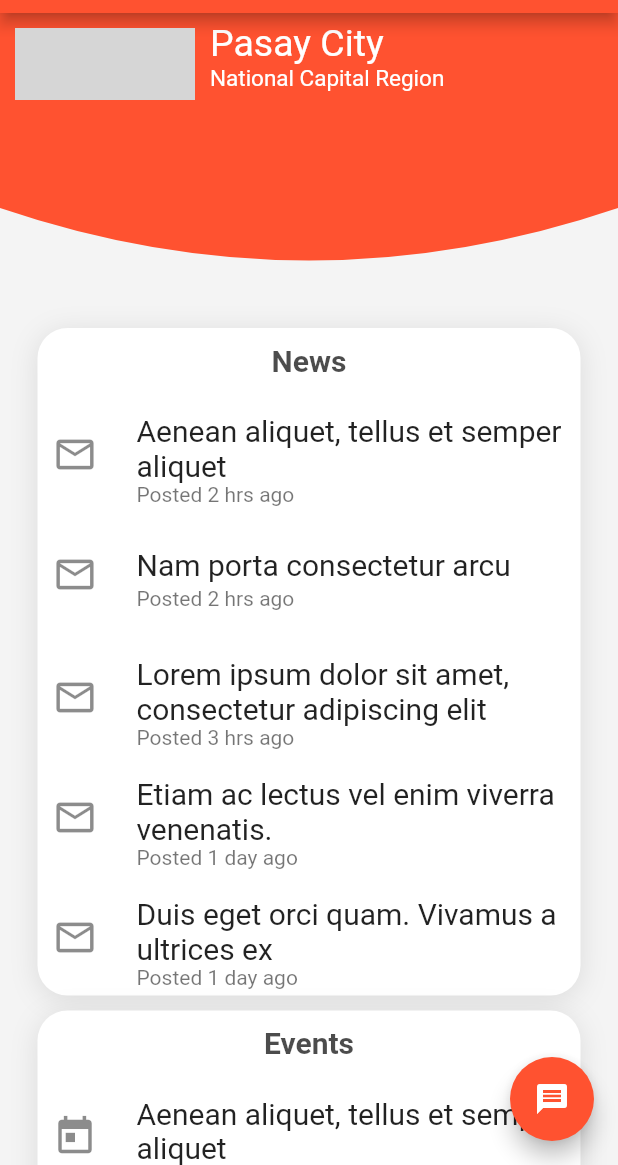
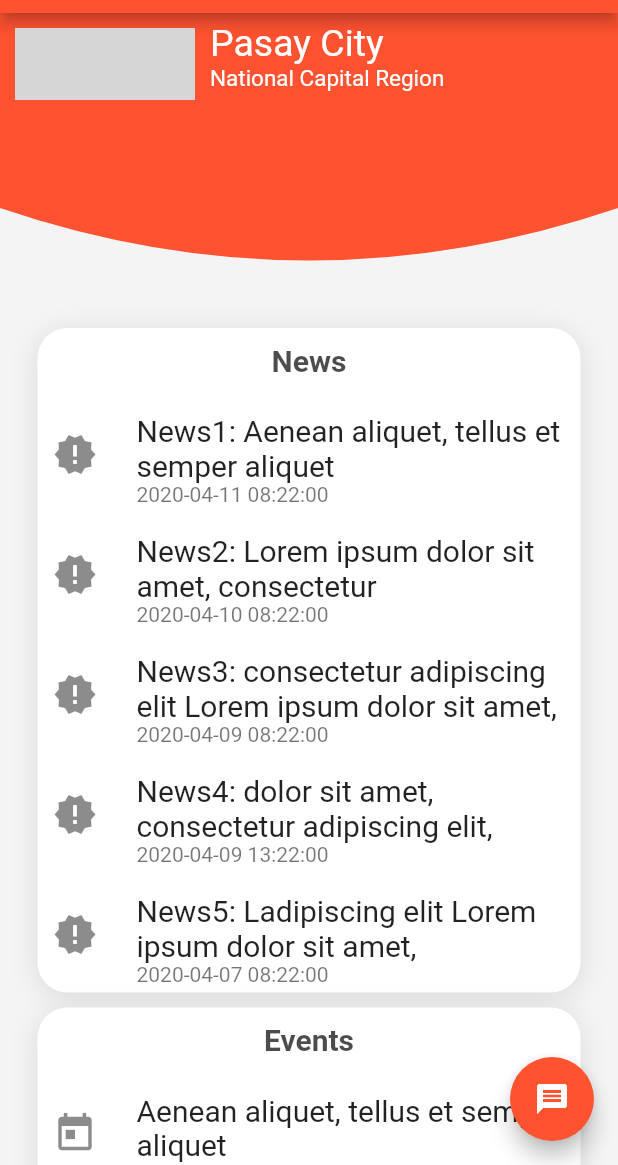
Before and after one commit to sirking1991/metro_info_app, a Flutter app: the MyHomePage screen opened directly, on a phone screen of 412 x 824 dp, the part 71-1236 px from its top. Run offline on Flutter 3.47's test engine with Material 2 defaults, Android fonts, the phone set to English and light mode, and no system bars; drawn by our look-alikes of cached_network_image; our stand-ins replace rflutter_alert, shared_preferences; missing offline and left inert: device_id; accounts and stored records are empty; network calls fail; grey boxes are pictures that could not be loaded.

Commit message:
WIP/news

```diff
--- a/lib/models/app_user.dart
+++ b/lib/models/app_user.dart
@@ -55,8 +55,7 @@ class AppUser extends ChangeNotifier {
     dob = prefs.getString('dob');
     lguId = prefs.getInt('lgu_id');
 
-    print('firstName={$firstName} lastName={$lastName} mobile={$mobile} email={$email} dob={$dob}');
-    notifyListeners();
+    print('firstName={$firstName} lastName={$lastName} mobile={$mobile} email={$email} dob={$dob} lgu_id={$lguId}');
   }
 
   Map<String, dynamic> toJson() {
--- /dev/null
+++ b/lib/models/news.dart
@@ -0,0 +1,52 @@
+class News {
+  int id;
+  int lguId;
+  String status;
+  String postingDate;
+  int postedBy;
+  String subject;
+  String content;
+  String broadcast;
+  String createdAt;
+  String updatedAt;
+
+  News(
+      {this.id,
+      this.lguId,
+      this.status,
+      this.postingDate,
+      this.postedBy,
+      this.subject,
+      this.content,
+      this.broadcast,
+      this.createdAt,
+      this.updatedAt});
+
+  News.fromJson(Map<String, dynamic> json) {
+    id = json['id'];
+    lguId = json['lgu_id'];
+    status = json['status'];
+    postingDate = json['posting_date'];
+    postedBy = json['posted_by'];
+    subject = json['subject'];
+    content = json['content'];
+    broadcast = json['broadcast'];
+    createdAt = json['created_at'];
+    updatedAt = json['updated_at'];
+  }
+
+  Map<String, dynamic> toJson() {
+    final Map<String, dynamic> data = new Map<String, dynamic>();
+    data['id'] = this.id;
+    data['lgu_id'] = this.lguId;
+    data['status'] = this.status;
+    data['posting_date'] = this.postingDate;
+    data['posted_by'] = this.postedBy;
+    data['subject'] = this.subject;
+    data['content'] = this.content;
+    data['broadcast'] = this.broadcast;
+    data['created_at'] = this.createdAt;
+    data['updated_at'] = this.updatedAt;
+    return data;
+  }
+}
--- a/lib/views/main.dart
+++ b/lib/views/main.dart
@@ -3,6 +3,7 @@ import 'package:flutter/cupertino.dart';
 import 'package:flutter/material.dart';
 import 'package:metro_info/repository/regions.dart';
 import 'package:metro_info/views/news_detail.dart';
+import 'package:metro_info/views/news_list.dart';
 import 'package:metro_info/views/profile.dart';
 import 'package:metro_info/views/region_lgu_selector.dart';
 import 'package:metro_info/views/send_message.dart';
@@ -92,7 +93,7 @@ class _MyHomePageState extends State<MyHomePage> {
                 )
               ],
             ),
-            NewsBox(),
+            NewsList(),
             EventsBox(),
           ],
         ),
@@ -111,53 +112,6 @@ class _MyHomePageState extends State<MyHomePage> {
   }
 }
 
-class NewsBox extends StatelessWidget {
-  @override
-  Widget build(BuildContext context) {
-    return Padding(
-      padding: EdgeInsets.only(top: 10.0, right: 25.0, left: 25.0),
-      child: Container(
-        width: double.infinity,
-        decoration: BoxDecoration(
-          color: Colors.white,
-          borderRadius: BorderRadius.all(Radius.circular(20.0)),
-          boxShadow: [
-            BoxShadow(
-              color: Colors.black.withOpacity(0.1),
-              offset: Offset(0.0, 3.0),
-              blurRadius: 15.0,
-            ),
-          ],
-        ),
-        child: Column(
-          children: <Widget>[
-            Padding(
-              padding: EdgeInsets.symmetric(horizontal: 10.0, vertical: 10.0),
-              child: Text(
-                'News',
-                style: TextStyle(
-                  color: Colors.black.withOpacity(0.7),
-                  fontWeight: FontWeight.bold,
-                  fontSize: 20.0,
-                ),
-              ),
-            ),
-            ListItem('Aenean aliquet, tellus et semper aliquet',
-                'Posted 2 hrs ago', Icons.mail_outline),
-            ListItem('Nam porta consectetur arcu', 'Posted 2 hrs ago',
-                Icons.mail_outline),
-            ListItem('Lorem ipsum dolor sit amet, consectetur adipiscing elit',
-                'Posted 3 hrs ago', Icons.mail_outline),
-            ListItem('Etiam ac lectus vel enim viverra venenatis.',
-                'Posted 1 day ago', Icons.mail_outline),
-            ListItem('Duis eget orci quam. Vivamus a ultrices ex',
-                'Posted 1 day ago', Icons.mail_outline),
-          ],
-        ),
-      ),
-    );
-  }
-}
 
 class EventsBox extends StatelessWidget {
   @override
@@ -229,8 +183,8 @@ class ListItem extends StatelessWidget {
       enabled: true,
       contentPadding: EdgeInsets.only(top: 10.0, left: 10, right: 10),
       onTap: () {
-        Navigator.of(context).push(
-            MaterialPageRoute(builder: (BuildContext context) => NewsDetail()));
+        // Navigator.of(context).push(
+        //     MaterialPageRoute(builder: (BuildContext context) => NewsDetail()));
       },
     );
   }
--- /dev/null
+++ b/lib/views/news_list.dart
@@ -0,0 +1,92 @@
+import 'package:flutter/material.dart';
+import 'package:metro_info/models/news.dart';
+import 'package:metro_info/views/news_detail.dart';
+
+class NewsList extends StatefulWidget {
+  @override
+  _NewsListState createState() => _NewsListState();
+}
+
+class _NewsListState extends State<NewsList> {
+  List<News> _news = [
+    News(postingDate: "2020-04-11 08:22:00", subject: "News1: Aenean aliquet, tellus et semper aliquet", content: "Lorem ipsum dolor sit amet, consectetur adipiscing elit Lorem ipsum dolor sit amet, consectetur adipiscing elit Lorem ipsum dolor sit amet, consectetur adipiscing elit. Lorem ipsum dolor sit amet, consectetur adipiscing elit Lorem ipsum dolor sit amet, consectetur adipiscing elit Lorem ipsum dolor sit amet, consectetur adipiscing elit. Lorem ipsum dolor sit amet, consectetur adipiscing elit Lorem ipsum dolor sit amet, consectetur adipiscing elit Lorem ipsum dolor sit amet, consectetur adipiscing elit"),
+    News(postingDate: "2020-04-10 08:22:00", subject: "News2: Lorem ipsum dolor sit amet, consectetur ", content: "Lorem ipsum dolor sit amet, consectetur adipiscing elit Lorem ipsum dolor sit amet, consectetur adipiscing elit Lorem ipsum dolor sit amet, consectetur adipiscing elit"),
+    News(postingDate: "2020-04-09 08:22:00", subject: "News3: consectetur adipiscing elit Lorem ipsum dolor sit amet,", content: "Lorem ipsum dolor sit amet, consectetur adipiscing elit Lorem ipsum dolor sit amet, consectetur adipiscing elit Lorem ipsum dolor sit amet, consectetur adipiscing elit"),
+    News(postingDate: "2020-04-09 13:22:00", subject: "News4: dolor sit amet, consectetur adipiscing elit,", content: "Lorem ipsum dolor sit amet, consectetur adipiscing elit Lorem ipsum dolor sit amet, consectetur adipiscing elit Lorem ipsum dolor sit amet, consectetur adipiscing elit"),
+    News(postingDate: "2020-04-07 08:22:00", subject: "News5: Ladipiscing elit Lorem ipsum dolor sit amet,", content: "Lorem ipsum dolor sit amet, consectetur adipiscing elit Lorem ipsum dolor sit amet, consectetur adipiscing elit Lorem ipsum dolor sit amet, consectetur adipiscing elit"),
+  ];
+  @override
+  Widget build(BuildContext context) {
+    return Padding(
+      padding: EdgeInsets.only(top: 10.0, right: 25.0, left: 25.0),
+      child: Container(
+        width: double.infinity,
+        decoration: BoxDecoration(
+          color: Colors.white,
+          borderRadius: BorderRadius.all(Radius.circular(20.0)),
+          boxShadow: [
+            BoxShadow(
+              color: Colors.black.withOpacity(0.1),
+              offset: Offset(0.0, 3.0),
+              blurRadius: 15.0,
+            ),
+          ],
+        ),
+        child: Column(
+          children: <Widget>[
+            Padding(
+              padding: EdgeInsets.symmetric(horizontal: 10.0, vertical: 10.0),
+              child: Text(
+                'News',
+                style: TextStyle(
+                  color: Colors.black.withOpacity(0.7),
+                  fontWeight: FontWeight.bold,
+                  fontSize: 20.0,
+                ),
+              ),
+            ),
+            Column(
+              children: <Widget>[
+                ..._news.map((n){
+                  return ListItem(n);
+                }),
+              ],
+            ),
+          ],
+        ),
+      ),
+    );
+  }
+}
+
+class ListItem extends StatefulWidget {
+  var _news;
+
+  ListItem(this._news);
+
+  @override
+  _ListItemState createState() => _ListItemState();
+}
+
+class _ListItemState extends State<ListItem> {
+  @override
+  Widget build(BuildContext context) {
+    var _icon = Icons.new_releases;
+    var _postingDateString  = widget._news.postingDate;
+
+    return ListTile(
+      leading: Icon(_icon, size: 30.0, ),
+      title: Text(
+        widget._news.subject,
+        style: TextStyle(fontSize: 20.0),
+      ),
+      subtitle: Text(_postingDateString),
+      enabled: true,
+      contentPadding: EdgeInsets.only(top: 10.0, left: 10, right: 10),
+      onTap: () {
+        Navigator.of(context).push(
+            MaterialPageRoute(builder: (BuildContext context) => NewsDetail(widget._news)));
+      },
+    );
+  }
+}
```
Also changed, not shown: lib/views/news_detail.dart (+10 -3 lines).
